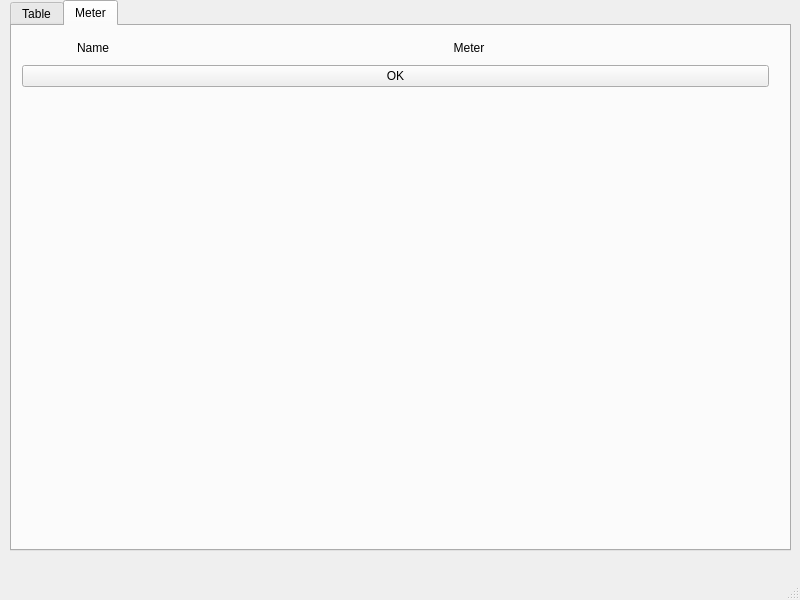
Qt form Qt/PV_View/mainwindow.ui (Rolloke/GUI-Apps) before a commit.
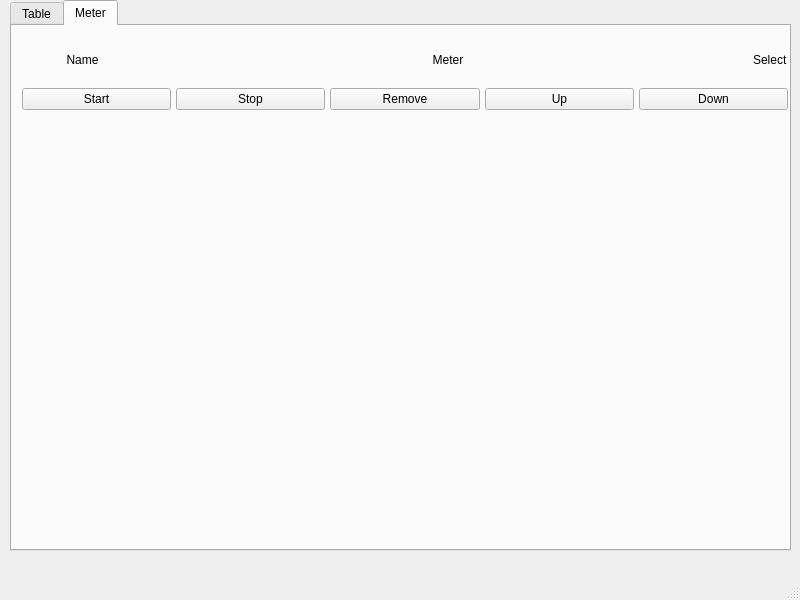
The same form after that commit. The open tabs and pages were chosen to show the change.

```diff
--- a/Qt/PV_View/mainwindow.ui
+++ b/Qt/PV_View/mainwindow.ui
@@ -369,8 +369,8 @@
        <rect>
         <x>10</x>
         <y>10</y>
-        <width>747</width>
-        <height>51</height>
+        <width>766</width>
+        <height>74</height>
        </rect>
       </property>
       <layout class="QVBoxLayout" name="verticalLayout">
@@ -381,10 +381,13 @@
         <enum>QLayout::SetMinAndMaxSize</enum>
        </property>
        <item>
-        <layout class="QHBoxLayout" name="horizontalLayout_2" stretch="2,1">
+        <layout class="QHBoxLayout" name="horizontalLayout_2" stretch="2,1,0">
          <property name="spacing">
           <number>5</number>
          </property>
+         <property name="rightMargin">
+          <number>0</number>
+         </property>
          <item>
           <layout class="QVBoxLayout" name="labelNames">
            <property name="spacing">
@@ -455,17 +458,66 @@
            </item>
           </layout>
          </item>
+         <item>
+          <layout class="QVBoxLayout" name="labelCheck">
+           <property name="leftMargin">
+            <number>0</number>
+           </property>
+           <property name="rightMargin">
+            <number>0</number>
+           </property>
+           <item>
+            <widget class="QLabel" name="labelSelect">
+             <property name="text">
+              <string>Select</string>
+             </property>
+            </widget>
+           </item>
+          </layout>
+         </item>
         </layout>
        </item>
        <item>
-        <widget class="QPushButton" name="btnOK">
-         <property name="locale">
-          <locale language="English" country="UnitedStates"/>
-         </property>
-         <property name="text">
-          <string>OK</string>
-         </property>
-        </widget>
+        <layout class="QHBoxLayout" name="horizontalLayout">
+         <item>
+          <widget class="QPushButton" name="btnStart">
+           <property name="locale">
+            <locale language="English" country="UnitedStates"/>
+           </property>
+           <property name="text">
+            <string>Start</string>
+           </property>
+          </widget>
+         </item>
+         <item>
+          <widget class="QPushButton" name="btnStop">
+           <property name="text">
+            <string>Stop</string>
+           </property>
+          </widget>
+         </item>
+         <item>
+          <widget class="QPushButton" name="btnRemove">
+           <property name="text">
+            <string>Remove</string>
+           </property>
+          </widget>
+         </item>
+         <item>
+          <widget class="QPushButton" name="btnUp">
+           <property name="text">
+            <string>Up</string>
+           </property>
+          </widget>
+         </item>
+         <item>
+          <widget class="QPushButton" name="btnDown">
+           <property name="text">
+            <string>Down</string>
+           </property>
+          </widget>
+         </item>
+        </layout>
        </item>
       </layout>
      </widget>
```
Left out of the diff: 15 changed lines with no effect on the pictures.
